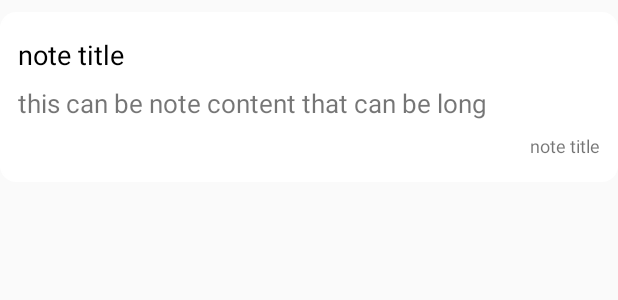
After one commit to Shuchita33/Notes-App-with-User-Authentication, an Android app: the layout recycler_note_item.xml on its own in the app's theme, with its tools: preview values and no code run, on a phone screen of 412 x 824 dp. The commit adds this screen. Shown: the top 300 px of the screen. Run offline under Robolectric (Android 15) with nearby library versions, the phone set to English and light mode, and no system bars.

Commit message:
recycler view

```diff
--- a/app/src/main/java/com/example/notesappwithuserauthentication/MainActivity.java
+++ b/app/src/main/java/com/example/notesappwithuserauthentication/MainActivity.java
@@ -4,8 +4,11 @@ import androidx.appcompat.app.AppCompatActivity;
 
 import android.content.Intent;
 import android.os.Bundle;
+import android.view.MenuItem;
+import android.widget.PopupMenu;
 
 import com.google.android.material.floatingactionbutton.FloatingActionButton;
+import com.google.firebase.auth.FirebaseAuth;
 
 public class MainActivity extends AppCompatActivity {
     FloatingActionButton addNoteBtn;
@@ -18,4 +21,7 @@ public class MainActivity extends AppCompatActivity {
         addNoteBtn.setOnClickListener((v)->startActivity(new Intent(MainActivity.this,NoteDetailsActivity.class)));
 
     }
+
+
+
 }
--- a/app/src/main/java/com/example/notesappwithuserauthentication/Note.java
+++ b/app/src/main/java/com/example/notesappwithuserauthentication/Note.java
@@ -11,14 +11,17 @@ public class Note {
     }
 
     public String getTitle() {
+
         return title;
     }
 
     public void setTitle(String title) {
+
         this.title = title;
     }
 
     public String getContent() {
+
         return content;
     }
 
@@ -27,10 +30,12 @@ public class Note {
     }
 
     public Timestamp getTimestamp() {
+
         return timestamp;
     }
 
     public void setTimestamp(Timestamp timestamp) {
+
         this.timestamp = timestamp;
     }
 }
--- a/app/src/main/java/com/example/notesappwithuserauthentication/NoteDetailsActivity.java
+++ b/app/src/main/java/com/example/notesappwithuserauthentication/NoteDetailsActivity.java
@@ -27,10 +27,12 @@ public class NoteDetailsActivity extends AppCompatActivity {
     void saveNote(){
         String noteTitle=titleEditText.getText().toString();
         String noteContent=contentEditText.getText().toString();
-        if(noteTitle==null || noteTitle.isEmpty()){
+        if(noteTitle.isEmpty()){
             titleEditText.setError("Title of the note is required ");
             return;
         }
+
+
         Note note = new Note();
         note.setTitle(noteTitle);
         note.setContent(noteContent);
--- a/app/src/main/java/com/example/notesappwithuserauthentication/Utility.java
+++ b/app/src/main/java/com/example/notesappwithuserauthentication/Utility.java
@@ -18,6 +18,7 @@ public class Utility {
 
     static CollectionReference getCollectionReferenceForNotes(){
         FirebaseUser currentUser = FirebaseAuth.getInstance().getCurrentUser();
+        assert currentUser != null;
         return FirebaseFirestore.getInstance().collection("notes")
                 .document(currentUser.getUid()).collection("my_notes");
     }
--- /dev/null
+++ b/app/src/main/res/drawable/ic_baseline_menu_24.xml
@@ -0,0 +1,5 @@
+<vector android:height="24dp" android:tint="#000000"
+    android:viewportHeight="24" android:viewportWidth="24"
+    android:width="24dp" xmlns:android="http://schemas.android.com/apk/res/android">
+    <path android:fillColor="@android:color/white" android:pathData="M3,18h18v-2L3,16v2zM3,13h18v-2L3,11v2zM3,6v2h18L21,6L3,6z"/>
+</vector>
--- a/app/src/main/res/layout/activity_note_details.xml
+++ b/app/src/main/res/layout/activity_note_details.xml
@@ -37,7 +37,7 @@
             android:src="@drawable/ic_baseline_done_24"
 
             app:tint="@color/white"
-            android:contentDescription="TODO" />
+           />
 
 
     </RelativeLayout>
--- /dev/null
+++ b/app/src/main/res/layout/recycler_note_item.xml
@@ -0,0 +1,39 @@
+<?xml version="1.0" encoding="utf-8"?>
+<LinearLayout xmlns:android="http://schemas.android.com/apk/res/android"
+    android:orientation="vertical"
+    android:layout_width="match_parent"
+    android:layout_height="wrap_content"
+    android:padding="12dp"
+    android:layout_marginVertical="8dp"
+    android:backgroundTint="@color/white"
+    android:background="@drawable/rounded_corner"
+    >
+
+    <TextView
+        android:layout_width="match_parent"
+        android:layout_height="wrap_content"
+        android:id="@+id/note_title_text_view"
+        android:text="note title"
+        android:textColor="@color/black"
+        android:textSize="18sp"
+        android:layout_marginVertical="4dp"/>
+    <TextView
+        android:layout_width="match_parent"
+        android:layout_height="wrap_content"
+        android:id="@+id/note_content_text_view"
+        android:text="this can be note content that can be long"
+        android:maxLines="2"
+        android:ellipsize="end"
+        android:textSize="17sp"
+        android:layout_marginVertical="4dp"/>
+
+    <TextView
+        android:layout_width="match_parent"
+        android:layout_height="wrap_content"
+        android:id="@+id/note_timestamp_text_view"
+        android:text="note title"
+        android:textSize="12sp"
+        android:gravity="right"
+        android:layout_marginVertical="4dp"/>
+
+</LinearLayout>
--- a/app/src/main/res/values/strings.xml
+++ b/app/src/main/res/values/strings.xml
@@ -1,4 +1,5 @@
 <resources>
     <string name="app_name">Notes Pro</string>
     <string name="title">Title</string>
+    <string name="notes">Notes</string>
 </resources>
```
Also changed, not shown: app/src/main/res/layout/activity_main.xml (+34 -2 lines).
